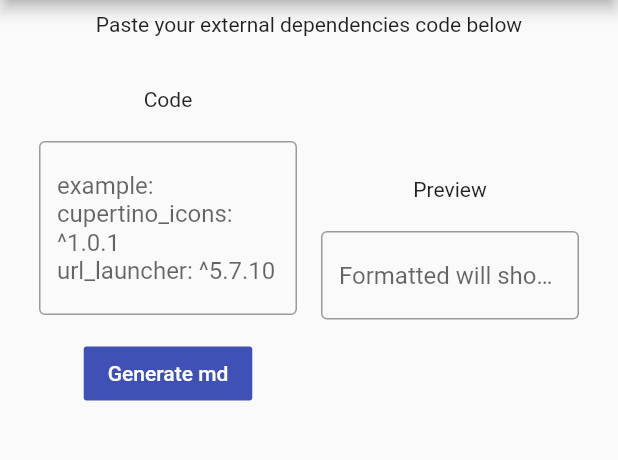
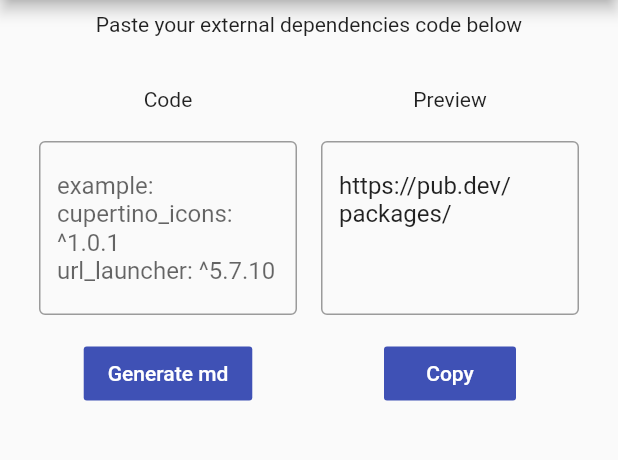
Before and after one commit to iqfareez/pubspec_to_md, a Flutter app: the screen it shows after launch, after a tap on "Generate md", on a phone screen of 412 x 824 dp, the part 84-544 px from its top. Run offline on Flutter 3.47's test engine with Material 2 defaults, Android fonts, the phone set to English and light mode, and no system bars; our stand-ins replace fluttertoast.

Commit message:
:rocket: MVP

```diff
--- a/lib/screens/main_screen.dart
+++ b/lib/screens/main_screen.dart
@@ -1,4 +1,6 @@
 import 'package:flutter/material.dart';
+import 'package:flutter/services.dart';
+import 'package:fluttertoast/fluttertoast.dart';
 import 'package:pubspec_to_md/utils/conversion_logic.dart';
 
 class MainScreen extends StatefulWidget {
@@ -46,7 +48,8 @@ class _MainScreenState extends State<MainScreen> {
                     onPressed: () {
                       previewTextController.text =
                           convert.convertFormattedMd(codeEditController.text);
-                      })
+                    },
+                  )
                 ],
               ),
             ),
@@ -59,11 +62,28 @@ class _MainScreenState extends State<MainScreen> {
                   Text('Preview'),
                   SizedBox(height: 20),
                   TextField(
+                    maxLines: null,
                     controller: previewTextController,
                     readOnly: true,
                     decoration: InputDecoration(
                         border: OutlineInputBorder(),
                         hintText: 'Formatted will show here\n\n'),
+                  ),
+                  SizedBox(
+                    height: 15,
+                  ),
+                  FlatButton(
+                    child: Text(
+                      'Copy',
+                      style: TextStyle(color: Colors.white),
+                    ),
+                    color: Theme.of(context).primaryColor,
+                    onPressed: () {
+                      Clipboard.setData(
+                              ClipboardData(text: previewTextController.text))
+                          .then(
+                              (value) => Fluttertoast.showToast(msg: 'Copied'));
+                    },
                   )
                 ],
               ),
--- a/lib/utils/conversion_logic.dart
+++ b/lib/utils/conversion_logic.dart
@@ -3,24 +3,26 @@ class Conversion {
   var baseUrl = 'https://pub.dev/packages/';
 
   String convertFormattedMd(String input) {
+    String fullUrl = '';
     var urls = input;
-    print(urls);
-    return urls;
+    var trimmedUrl = urls.trim(); //remove any unwanted lines
+    var splittedUrl = trimmedUrl.split('\n'); //transform into a list
+    var trimmedUrl2 = [];
+
+    for (var item in splittedUrl) {
+      var temp = item.trim();
+      trimmedUrl2.add(temp); //add each trimmedUrl into new list
+    }
+
+    for (var item in trimmedUrl2) {
+      fullUrl = fullUrl + baseUrl + item + '\n';
+    }
+    print(fullUrl);
+    // https://stackoverflow.com/questions/60402195/flutter-dart-split-string-by-first-occurrence
+    return fullUrl;
   }
 
   // void main() {
-  //   var trimmedUrl = urls.trim(); //remove any unwanted lines
-  //   var splittedUrl = trimmedUrl.split('\n'); //transform into a list
-  //   var trimmedUrl2 = [];
 
-  //   for (var item in splittedUrl) {
-  //     var temp = item.trim();
-  //     trimmedUrl2.add(temp); //add each trimmedUrl into new list
-  //   }
-
-  //   for (var item in trimmedUrl2) {
-  //     var fullUrl = baseUrl + item;
-  //     print(fullUrl);
-  //   }
   // }
 }
--- a/pubspec.yaml
+++ b/pubspec.yaml
@@ -28,6 +28,7 @@ dependencies:
   # Use with the CupertinoIcons class for iOS style icons.
   cupertino_icons: ^1.0.1
   url_launcher: ^5.7.10
+  fluttertoast: ^7.1.6
 
 dev_dependencies:
   flutter_test:
```
Also changed, not shown: pubspec.lock, 1 other file. Lines whose indentation alone changed are shown as unchanged.
